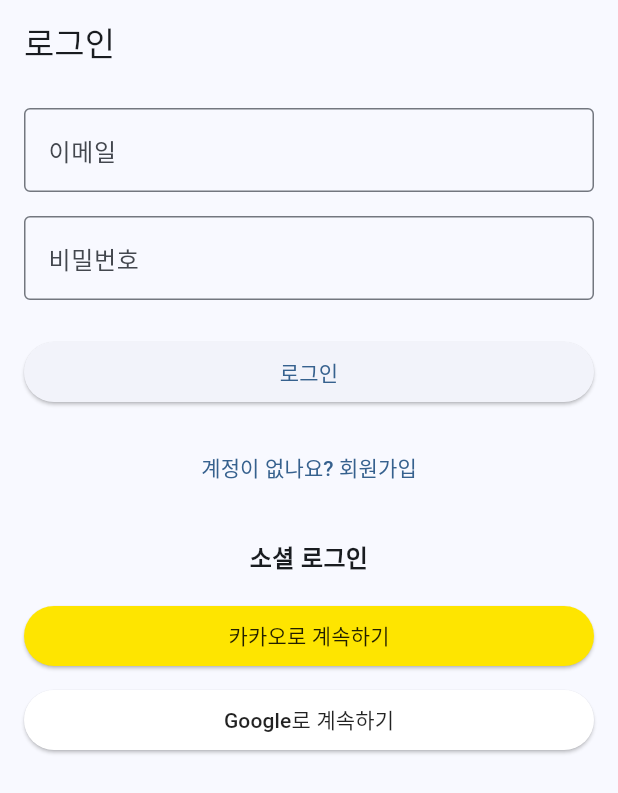
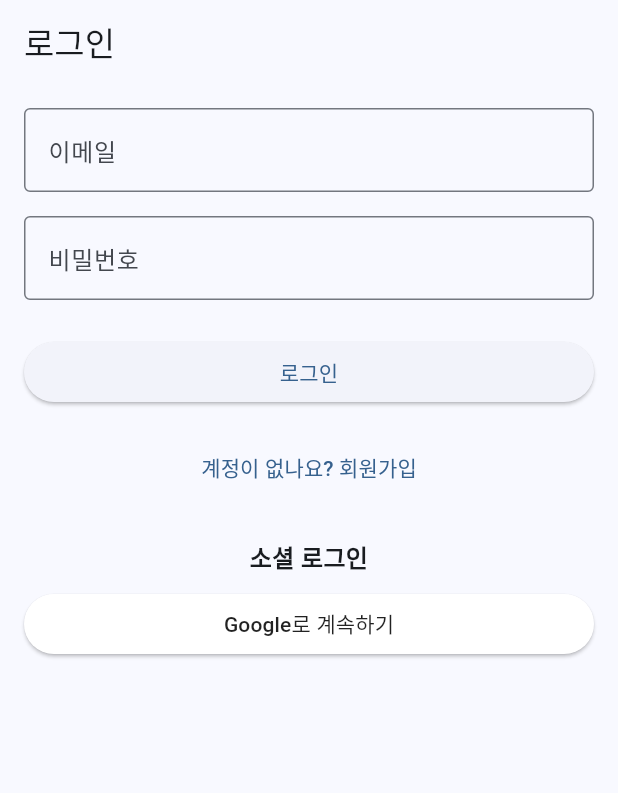
Before and after one commit to lbo728/lit-goal, a Flutter app: the screen it shows after launch, on a phone screen of 412 x 824 dp. Shown: the top 793 px of the screen. Run offline on Flutter 3.47's test engine with Material 3 defaults, Android fonts, the phone set to English and light mode, and no system bars; our stand-ins replace fl_chart, flutter_dotenv, image_picker, supabase_flutter; accounts and stored records are empty.

Commit message:
fix(auth): comment out kakao

```diff
--- a/lib/ui/auth/widgets/login_screen.dart
+++ b/lib/ui/auth/widgets/login_screen.dart
@@ -1,6 +1,7 @@
 import 'package:flutter/material.dart';
 import 'package:provider/provider.dart';
 import '../../../data/services/auth_service.dart';
+import 'package:lit_goal/main.dart';
 
 class LoginScreen extends StatefulWidget {
   const LoginScreen({super.key});
@@ -65,6 +66,12 @@
     if (errorMessage != null && mounted) {
       ScaffoldMessenger.of(context).showSnackBar(
         SnackBar(content: Text(mapAuthError(errorMessage))),
+      );
+    } else if (mounted) {
+      Navigator.pushAndRemoveUntil(
+        context,
+        MaterialPageRoute(builder: (_) => const MainScreen()),
+        (route) => false,
       );
     }
   }
@@ -164,19 +171,19 @@
                   fontWeight: FontWeight.bold,
                 ),
               ),
-              const SizedBox(height: 16),
-              ElevatedButton(
-                onPressed: _isLoading
-                    ? null
-                    : () => _handleSocialAuth(
-                          context.read<AuthService>().signInWithKakao,
-                        ),
-                style: ElevatedButton.styleFrom(
-                  backgroundColor: const Color(0xFFFEE500),
-                  foregroundColor: Colors.black87,
-                ),
-                child: const Text('카카오로 계속하기'),
-              ),
+              // const SizedBox(height: 16),
+              // ElevatedButton(
+              //   onPressed: _isLoading
+              //       ? null
+              //       : () => _handleSocialAuth(
+              //             context.read<AuthService>().signInWithKakao,
+              //           ),
+              //   style: ElevatedButton.styleFrom(
+              //     backgroundColor: const Color(0xFFFEE500),
+              //     foregroundColor: Colors.black87,
+              //   ),
+              //   child: const Text('카카오로 계속하기'),
+              // ),
               const SizedBox(height: 8),
               ElevatedButton(
                 onPressed: _isLoading
```
